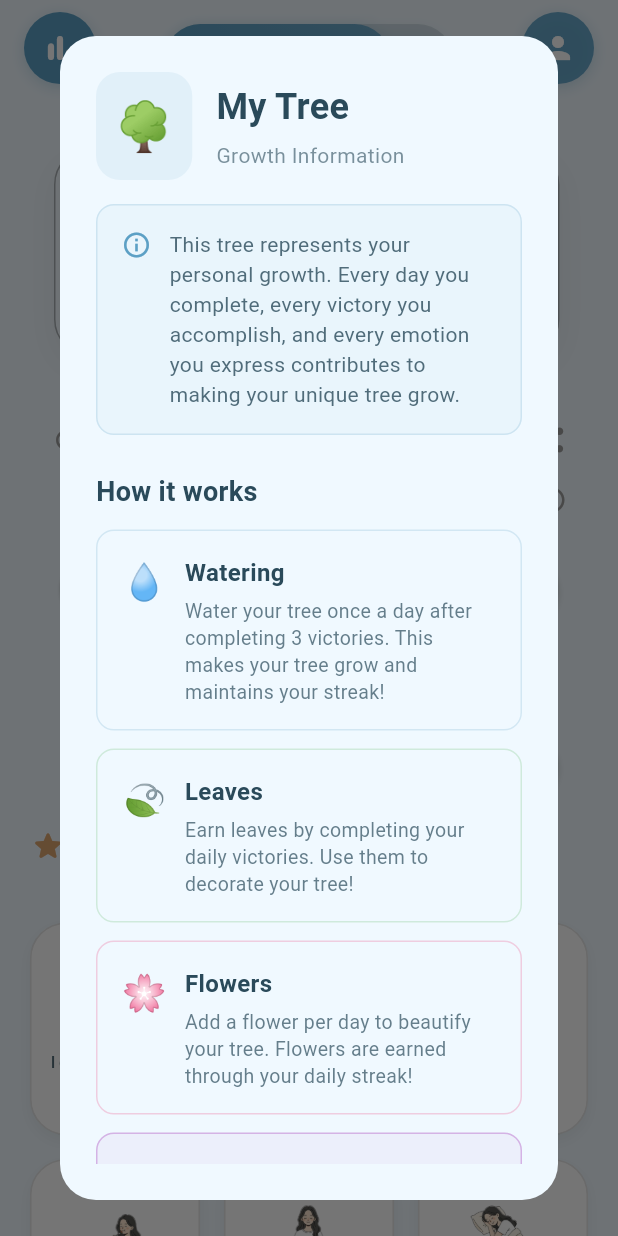
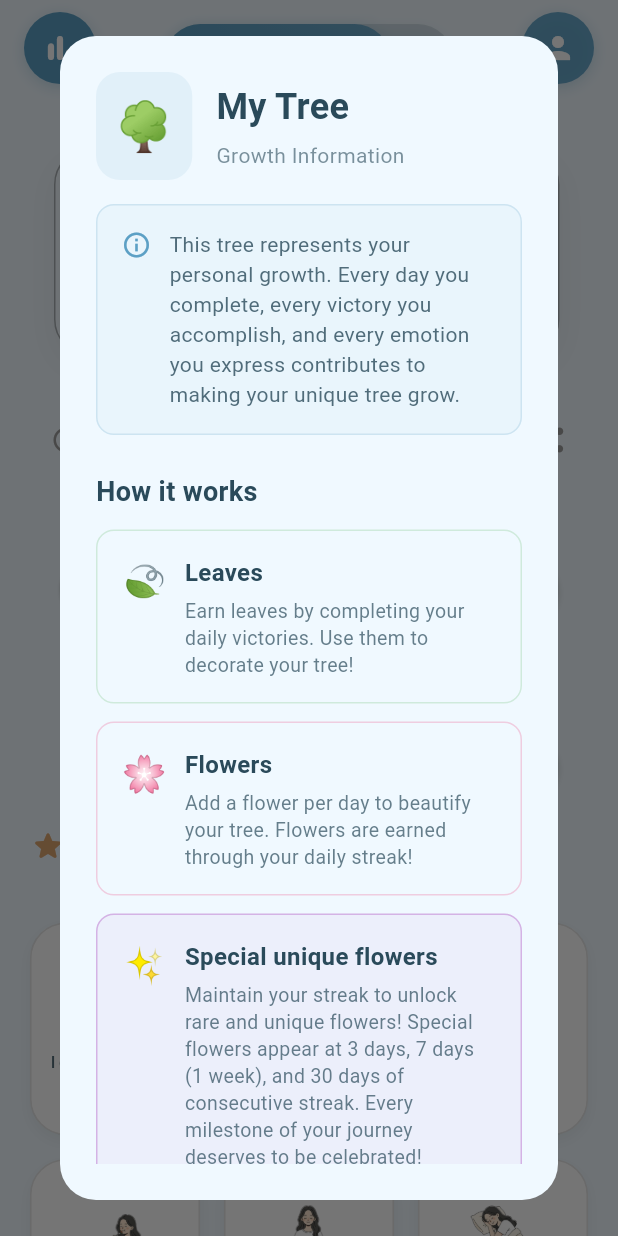
Before and after one commit to rachiddaoud/silva, a Flutter app: the HomeScreen screen opened directly with empty values, after a tap on the "info outline" icon, on a phone screen of 412 x 824 dp. Run offline on Flutter 3.47's test engine with Material 3 defaults, Android fonts, the phone set to English and light mode, and no system bars; our stand-ins replace audioplayers, cloud_firestore, firebase_analytics, firebase_auth, firebase_core, fl_chart and 6 more; accounts and stored records are empty; network calls fail.

Commit message:
refactor: remove tree watering mechanic and update special flower milestone tracking

```diff
--- a/lib/l10n/app_localizations.dart
+++ b/lib/l10n/app_localizations.dart
@@ -626,18 +626,6 @@ abstract class AppLocalizations {
   /// **'Comment ça fonctionne'**
   String get treeInfoHowItWorks;
 
-  /// No description provided for @treeInfoWateringTitle.
-  ///
-  /// In fr, this message translates to:
-  /// **'Arrosage'**
-  String get treeInfoWateringTitle;
-
-  /// No description provided for @treeInfoWateringDescription.
-  ///
-  /// In fr, this message translates to:
-  /// **'Arrosez votre arbre une fois par jour après avoir complété 3 victoires. Cela fait grandir votre arbre et maintient votre streak !'**
-  String get treeInfoWateringDescription;
-
   /// No description provided for @treeInfoLeavesTitle.
   ///
   /// In fr, this message translates to:
@@ -779,20 +767,8 @@ abstract class AppLocalizations {
   /// No description provided for @wateredStreakFlower.
   ///
   /// In fr, this message translates to:
-  /// **'Arrosé ! Série : {streak} {streak, plural, =1 {jour} other {jours}}. +1 Fleur !'**
+  /// **'Série mise à jour ! Série : {streak} {streak, plural, =1 {jour} other {jours}}. +1 Fleur !'**
   String wateredStreakFlower(int streak);
-
-  /// No description provided for @needVictoriesToWater.
-  ///
-  /// In fr, this message translates to:
-  /// **'Besoin de 3 victoires pour arroser l\'arbre !'**
-  String get needVictoriesToWater;
-
-  /// No description provided for @alreadyWateredToday.
-  ///
-  /// In fr, this message translates to:
-  /// **'Déjà arrosé aujourd\'hui ! Revenez demain.'**
-  String get alreadyWateredToday;
 
   /// No description provided for @alreadyAddedFlowerToday.
   ///
@@ -805,24 +781,6 @@ abstract class AppLocalizations {
   /// In fr, this message translates to:
   /// **'Aucune feuille disponible. Accomplissez des victoires pour gagner des feuilles !'**
   String get noLeavesAvailable;
-
-  /// No description provided for @needMoreVictories.
-  ///
-  /// In fr, this message translates to:
-  /// **'Besoin de {count} {count, plural, =1 {victoire de plus} other {victoires de plus}} pour arroser l\'arbre !'**
-  String needMoreVictories(int count);
-
-  /// No description provided for @alreadyWateredAvailableIn.
-  ///
-  /// In fr, this message translates to:
-  /// **'Déjà arrosé aujourd\'hui ! Disponible dans {hours}h et {minutes}min'**
-  String alreadyWateredAvailableIn(int hours, int minutes);
-
-  /// No description provided for @alreadyWateredAvailableInMinutes.
-  ///
-  /// In fr, this message translates to:
-  /// **'Déjà arrosé aujourd\'hui ! Disponible dans {minutes}min'**
-  String alreadyWateredAvailableInMinutes(int minutes);
 
   /// No description provided for @alreadyFlowerAvailableIn.
   ///
@@ -847,12 +805,6 @@ abstract class AppLocalizations {
   /// In fr, this message translates to:
   /// **'Fleur'**
   String get flowerButton;
-
-  /// No description provided for @waterButton.
-  ///
-  /// In fr, this message translates to:
-  /// **'Arroser'**
-  String get waterButton;
 
   /// No description provided for @waterDone.
   ///
--- a/lib/l10n/app_localizations_en.dart
+++ b/lib/l10n/app_localizations_en.dart
@@ -306,13 +306,6 @@ class AppLocalizationsEn extends AppLocalizations {
   String get treeInfoHowItWorks => 'How it works';
 
   @override
-  String get treeInfoWateringTitle => 'Watering';
-
-  @override
-  String get treeInfoWateringDescription =>
-      'Water your tree once a day after completing 3 victories. This makes your tree grow and maintains your streak!';
-
-  @override
   String get treeInfoLeavesTitle => 'Leaves';
 
   @override
@@ -410,15 +403,8 @@ class AppLocalizationsEn extends AppLocalizations {
       other: 'days',
       one: 'day',
     );
-    return 'Watered! Streak: $streak $_temp0. +1 Flower!';
+    return 'Streak updated! Streak: $streak $_temp0. +1 Flower!';
   }
-
-  @override
-  String get needVictoriesToWater => 'Need 3 victories to water the tree!';
-
-  @override
-  String get alreadyWateredToday =>
-      'Already watered today! Come back tomorrow.';
 
   @override
   String get alreadyAddedFlowerToday =>
@@ -427,45 +413,6 @@ class AppLocalizationsEn extends AppLocalizations {
   @override
   String get noLeavesAvailable =>
       'No leaves available. Complete victories to earn leaves!';
-
-  @override
-  String needMoreVictories(int count) {
-    String _temp0 = intl.Intl.pluralLogic(
-      count,
-      locale: localeName,
-      other: 'victories',
-      one: 'victory',
-    );
-    return 'Need $count more $_temp0 to water the tree!';
-  }
-
-  @override
-  String alreadyWateredAvailableIn(int hours, int minutes) {
-    String _temp0 = intl.Intl.pluralLogic(
-      hours,
-      locale: localeName,
-      other: 'hours',
-      one: 'hour',
-    );
-    String _temp1 = intl.Intl.pluralLogic(
-      minutes,
-      locale: localeName,
-      other: 'minutes',
-      one: 'minute',
-    );
-    return 'Already watered today! Available again in $hours $_temp0 and $minutes $_temp1';
-  }
-
-  @override
-  String alreadyWateredAvailableInMinutes(int minutes) {
-    String _temp0 = intl.Intl.pluralLogic(
-      minutes,
-      locale: localeName,
-      other: 'minutes',
-      one: 'minute',
-    );
-    return 'Already watered today! Available again in $minutes $_temp0';
-  }
 
   @override
   String alreadyFlowerAvailableIn(int hours, int minutes) {
@@ -500,9 +447,6 @@ class AppLocalizationsEn extends AppLocalizations {
 
   @override
   String get flowerButton => 'Flower';
-
-  @override
-  String get waterButton => 'Water';
 
   @override
   String get waterDone => 'Done';
--- a/lib/l10n/app_localizations_fr.dart
+++ b/lib/l10n/app_localizations_fr.dart
@@ -307,13 +307,6 @@ class AppLocalizationsFr extends AppLocalizations {
   String get treeInfoHowItWorks => 'Comment ça fonctionne';
 
   @override
-  String get treeInfoWateringTitle => 'Arrosage';
-
-  @override
-  String get treeInfoWateringDescription =>
-      'Arrosez votre arbre une fois par jour après avoir complété 3 victoires. Cela fait grandir votre arbre et maintient votre streak !';
-
-  @override
   String get treeInfoLeavesTitle => 'Feuilles';
 
   @override
@@ -411,16 +404,8 @@ class AppLocalizationsFr extends AppLocalizations {
       other: 'jours',
       one: 'jour',
     );
-    return 'Arrosé ! Série : $streak $_temp0. +1 Fleur !';
+    return 'Série mise à jour ! Série : $streak $_temp0. +1 Fleur !';
   }
-
-  @override
-  String get needVictoriesToWater =>
-      'Besoin de 3 victoires pour arroser l\'arbre !';
-
-  @override
-  String get alreadyWateredToday =>
-      'Déjà arrosé aujourd\'hui ! Revenez demain.';
 
   @override
   String get alreadyAddedFlowerToday =>
@@ -429,27 +414,6 @@ class AppLocalizationsFr extends AppLocalizations {
   @override
   String get noLeavesAvailable =>
       'Aucune feuille disponible. Accomplissez des victoires pour gagner des feuilles !';
-
-  @override
-  String needMoreVictories(int count) {
-    String _temp0 = intl.Intl.pluralLogic(
-      count,
-      locale: localeName,
-      other: 'victoires de plus',
-      one: 'victoire de plus',
-    );
-    return 'Besoin de $count $_temp0 pour arroser l\'arbre !';
-  }
-
-  @override
-  String alreadyWateredAvailableIn(int hours, int minutes) {
-    return 'Déjà arrosé aujourd\'hui ! Disponible dans ${hours}h et ${minutes}min';
-  }
-
-  @override
-  String alreadyWateredAvailableInMinutes(int minutes) {
-    return 'Déjà arrosé aujourd\'hui ! Disponible dans ${minutes}min';
-  }
 
   @override
   String alreadyFlowerAvailableIn(int hours, int minutes) {
@@ -466,9 +430,6 @@ class AppLocalizationsFr extends AppLocalizations {
 
   @override
   String get flowerButton => 'Fleur';
-
-  @override
-  String get waterButton => 'Arroser';
 
   @override
   String get waterDone => 'Fait';
--- a/lib/models/tree_resources.dart
+++ b/lib/models/tree_resources.dart
@@ -10,8 +10,8 @@ class TreeResources {
   final DateTime? lastLeafUsed;   // Track last leaf use
   final DateTime lastDailyReset;  // Track daily reset
   final DateTime? lastStreakUpdate; // Track last streak increment
-  final bool hasClaimed7DayFlower; // Track if 7-day flower reward claimed
-  final bool hasClaimed30DayFlower; // Track if 30-day flower reward claimed
+  final int lastClaimed7DayMilestone; // Last 7-day milestone where flower was claimed (0, 7, 14, 21...)
+  final int lastClaimed30DayMilestone; // Last 30-day milestone where flower was claimed (0, 30, 60...)
 
   const TreeResources({
     this.leafCount = 0,
@@ -22,9 +22,33 @@ class TreeResources {
     this.lastLeafUsed,
     required this.lastDailyReset,
     this.lastStreakUpdate,
-    this.hasClaimed7DayFlower = false,
-    this.hasClaimed30DayFlower = false,
+    this.lastClaimed7DayMilestone = 0,
+    this.lastClaimed30DayMilestone = 0,
   });
+
+  /// Check if 7-day special flower is available to claim
+  bool get hasSpecial7DayFlower {
+    if (streak < 7) return false;
+    final currentMilestone = (streak ~/ 7) * 7;
+    return currentMilestone > lastClaimed7DayMilestone;
+  }
+
+  /// Check if 30-day special flower is available to claim
+  bool get hasSpecial30DayFlower {
+    if (streak < 30) return false;
+    final currentMilestone = (streak ~/ 30) * 30;
+    return currentMilestone > lastClaimed30DayMilestone;
+  }
+
+  /// Get current 7-day milestone
+  int get current7DayMilestone => (streak ~/ 7) * 7;
+
+  /// Get current 30-day milestone
+  int get current30DayMilestone => (streak ~/ 30) * 30;
+
+  // Backwards compatibility properties
+  bool get hasClaimed7DayFlower => !hasSpecial7DayFlower;
+  bool get hasClaimed30DayFlower => !hasSpecial30DayFlower;
 
   TreeResources copyWith({
     int? leafCount,
@@ -35,20 +59,40 @@ class TreeResources {
     DateTime? lastLeafUsed,
     DateTime? lastDailyReset,
     DateTime? lastStreakUpdate,
+    int? lastClaimed7DayMilestone,
+    int? lastClaimed30DayMilestone,
+    // Backwards compatibility - convert bool to milestone if passed
     bool? hasClaimed7DayFlower,
     bool? hasClaimed30DayFlower,
   }) {
+    int new7DayMilestone = lastClaimed7DayMilestone ?? this.lastClaimed7DayMilestone;
+    int new30DayMilestone = lastClaimed30DayMilestone ?? this.lastClaimed30DayMilestone;
+
+    // Handle backwards compatibility with boolean flags
+    final effectiveStreak = streak ?? this.streak;
+    if (hasClaimed7DayFlower == true) {
+      new7DayMilestone = (effectiveStreak ~/ 7) * 7;
+    } else if (hasClaimed7DayFlower == false) {
+      // Only reset if explicitly set to false (streak lost)
+      new7DayMilestone = 0;
+    }
+    if (hasClaimed30DayFlower == true) {
+      new30DayMilestone = (effectiveStreak ~/ 30) * 30;
+    } else if (hasClaimed30DayFlower == false) {
+      new30DayMilestone = 0;
+    }
+
     return TreeResources(
       leafCount: leafCount ?? this.leafCount,
       flowerCount: flowerCount ?? this.flowerCount,
-      streak: streak ?? this.streak,
+      streak: effectiveStreak,
       lastWatered: lastWatered ?? this.lastWatered,
       lastFlowerUsed: lastFlowerUsed ?? this.lastFlowerUsed,
       lastLeafUsed: lastLeafUsed ?? this.lastLeafUsed,
       lastDailyReset: lastDailyReset ?? this.lastDailyReset,
       lastStreakUpdate: lastStreakUpdate ?? this.lastStreakUpdate,
-      hasClaimed7DayFlower: hasClaimed7DayFlower ?? this.hasClaimed7DayFlower,
-      hasClaimed30DayFlower: hasClaimed30DayFlower ?? this.hasClaimed30DayFlower,
+      lastClaimed7DayMilestone: new7DayMilestone,
+      lastClaimed30DayMilestone: new30DayMilestone,
     );
   }
 
@@ -130,16 +174,33 @@ class TreeResources {
       'lastLeafUsed': lastLeafUsed?.toIso8601String(),
       'lastDailyReset': lastDailyReset.toIso8601String(),
       'lastStreakUpdate': lastStreakUpdate?.toIso8601String(),
-      'hasClaimed7DayFlower': hasClaimed7DayFlower,
-      'hasClaimed30DayFlower': hasClaimed30DayFlower,
+      'lastClaimed7DayMilestone': lastClaimed7DayMilestone,
+      'lastClaimed30DayMilestone': lastClaimed30DayMilestone,
     };
   }
 
   factory TreeResources.fromJson(Map<String, dynamic> json) {
+    // Handle migration from old boolean format to new milestone format
+    int milestone7 = json['lastClaimed7DayMilestone'] as int? ?? 0;
+    int milestone30 = json['lastClaimed30DayMilestone'] as int? ?? 0;
+    final streak = json['streak'] as int? ?? 0;
+
+    // Migrate from old boolean format
+    if (json.containsKey('hasClaimed7DayFlower') && !json.containsKey('lastClaimed7DayMilestone')) {
+      if (json['hasClaimed7DayFlower'] == true) {
+        milestone7 = (streak ~/ 7) * 7;
+      }
+    }
+    if (json.containsKey('hasClaimed30DayFlower') && !json.containsKey('lastClaimed30DayMilestone')) {
+      if (json['hasClaimed30DayFlower'] == true) {
+        milestone30 = (streak ~/ 30) * 30;
+      }
+    }
+
     return TreeResources(
       leafCount: json['leafCount'] as int? ?? 0,
       flowerCount: json['flowerCount'] as int? ?? 0,
-      streak: json['streak'] as int? ?? 0,
+      streak: streak,
       lastWatered: json['lastWatered'] != null
           ? DateTime.parse(json['lastWatered'] as String)
           : null,
@@ -155,8 +216,8 @@ class TreeResources {
       lastStreakUpdate: json['lastStreakUpdate'] != null
           ? DateTime.parse(json['lastStreakUpdate'] as String)
           : null,
-      hasClaimed7DayFlower: json['hasClaimed7DayFlower'] as bool? ?? false,
-      hasClaimed30DayFlower: json['hasClaimed30DayFlower'] as bool? ?? false,
+      lastClaimed7DayMilestone: milestone7,
+      lastClaimed30DayMilestone: milestone30,
     );
   }
 
@@ -171,8 +232,8 @@ class TreeResources {
       lastLeafUsed: null,
       lastDailyReset: DateTime.now(),
       lastStreakUpdate: null,
-      hasClaimed7DayFlower: false,
-      hasClaimed30DayFlower: false,
+      lastClaimed7DayMilestone: 0,
+      lastClaimed30DayMilestone: 0,
     );
   }
 
@@ -180,6 +241,7 @@ class TreeResources {
   String toString() {
     return 'TreeResources(leafs: $leafCount, flowers: $flowerCount, streak: $streak, '
            'canWater: ${canWater()}, canUseFlower: ${canUseFlower()}, canUseLeaf: ${canUseLeaf()}, '
-           'claimed7: $hasClaimed7DayFlower, claimed30: $hasClaimed30DayFlower)';
+           'milestone7: $lastClaimed7DayMilestone, milestone30: $lastClaimed30DayMilestone, '
+           'hasSpecial7: $hasSpecial7DayFlower, hasSpecial30: $hasSpecial30DayFlower)';
   }
 }
--- a/lib/widgets/home_tree_widget.dart
+++ b/lib/widgets/home_tree_widget.dart
@@ -316,8 +316,9 @@ class _HomeTreeWidgetState extends State<HomeTreeWidget> {
           lastStreakUpdate: now,
           streak: newStreak,
           flowerCount: newFlowerCount,
-          hasClaimed7DayFlower: resetClaimedFlowers ? false : null,
-          hasClaimed30DayFlower: resetClaimedFlowers ? false : null,
+          // Only reset milestones when streak is lost
+          lastClaimed7DayMilestone: resetClaimedFlowers ? 0 : null,
+          lastClaimed30DayMilestone: resetClaimedFlowers ? 0 : null,
         );
       });
 
@@ -361,17 +362,17 @@ class _HomeTreeWidgetState extends State<HomeTreeWidget> {
       return;
     }
 
-    // Determine flower type based on streak
+    // Determine flower type based on streak and available special flowers
     int flowerType;
-    bool claimed7 = _resources.hasClaimed7DayFlower;
-    bool claimed30 = _resources.hasClaimed30DayFlower;
-
-    if (_resources.streak > 0 && _resources.streak % 30 == 0 && !claimed30) {
+    int? newMilestone7;
+    int? newMilestone30;
+
+    if (_resources.hasSpecial30DayFlower) {
       flowerType = 3; // Yellow
-      claimed30 = true;
-    } else if (_resources.streak > 0 && _resources.streak % 7 == 0 && !claimed7) {
+      newMilestone30 = _resources.current30DayMilestone;
+    } else if (_resources.hasSpecial7DayFlower) {
       flowerType = 2; // Blue
-      claimed7 = true;
+      newMilestone7 = _resources.current7DayMilestone;
     } else {
       flowerType = DateTime.now().millisecond % 2; // 0 or 1 (Pink or White)
     }
@@ -424,12 +425,12 @@ class _HomeTreeWidgetState extends State<HomeTreeWidget> {
         }
       }
 
-      // Update cooldown (don't decrement count, flower is once per day)
+      // Update cooldown and claim milestones
       setState(() {
         _resources = _resources.copyWith(
           lastFlowerUsed: DateTime.now(),
-          hasClaimed7DayFlower: claimed7,
-          hasClaimed30DayFlower: claimed30,
+          lastClaimed7DayMilestone: newMilestone7,
+          lastClaimed30DayMilestone: newMilestone30,
         );
       });
     });
@@ -596,11 +597,11 @@ class _HomeTreeWidgetState extends State<HomeTreeWidget> {
     String? flowerImagePath;
     Color flowerButtonColor = canUseFlower ? secondaryColor : Colors.grey;
 
-    if (_resources.streak > 0 && _resources.streak % 30 == 0 && !_resources.hasClaimed30DayFlower) {
+    if (_resources.hasSpecial30DayFlower) {
       flowerEmoji = '🌼'; // Yellow flower representation
       flowerImagePath = 'assets/tree/yellow.png';
       flowerButtonColor = canUseFlower ? Colors.yellow : Colors.grey;
-    } else if (_resources.streak > 0 && _resources.streak % 7 == 0 && !_resources.hasClaimed7DayFlower) {
+    } else if (_resources.hasSpecial7DayFlower) {
       flowerEmoji = '💠'; // Blue flower representation
       flowerImagePath = 'assets/tree/blue.png';
       flowerButtonColor = canUseFlower ? Colors.blue : Colors.grey;
@@ -697,10 +698,10 @@ class _HomeTreeWidgetState extends State<HomeTreeWidget> {
             ),
           ),
 
-          // Info Button (Below Share Button)
+          // Info Button (Top Left)
           Positioned(
-            top: 40,
-            right: 0,
+            top: 0,
+            left: 0,
             child: IconButton(
               icon: const Icon(Icons.info_outline, size: 20, color: Colors.grey),
               onPressed: _showTreeInfo,
@@ -708,16 +709,7 @@ class _HomeTreeWidgetState extends State<HomeTreeWidget> {
             ),
           ),
 
-          // Reset Button (Top Left)
-          Positioned(
-            top: 0,
-            left: 0,
-            child: IconButton(
-              icon: const Icon(Icons.refresh, size: 20, color: Colors.grey),
-              onPressed: _handleResetTree,
-              tooltip: AppLocalizations.of(context)!.resetTooltip,
-            ),
-          ),
+
 
           // --- Action Buttons ---
 
@@ -771,6 +763,20 @@ class _HomeTreeWidgetState extends State<HomeTreeWidget> {
         content: Column(
           mainAxisSize: MainAxisSize.min,
           children: [
+            // Unlimited toggle
+            SwitchListTile(
+              title: const Text('Unlimited Flowers & Leaves'),
+              subtitle: Text(_isDebugUnlimited ? 'Enabled' : 'Disabled'),
+              value: _isDebugUnlimited,
+              onChanged: (value) {
+                setState(() {
+                  _isDebugUnlimited = value;
+                });
+                Navigator.pop(context);
+                _showDebugDialog(); // Reopen to show updated state
+              },
+            ),
+            const Divider(),
             // Reset Tree button
             ElevatedButton(
               onPressed: () {
@@ -783,15 +789,16 @@ class _HomeTreeWidgetState extends State<HomeTreeWidget> {
             // Add 10 Leaves button
             ElevatedButton(
               onPressed: () {
-                for (int i = 0; i < 10; i++) {
-                  _treeController.addLeaf();
-                }
-                _saveTree();
+                setState(() {
+                  _resources = _resources.copyWith(
+                    leafCount: _resources.leafCount + 10,
+                  );
+                });
+                _saveResources();
                 Navigator.pop(context);
                 ScaffoldMessenger.of(context).showSnackBar(
-                  const SnackBar(content: Text('Added 10 leaves!')),
+                  const SnackBar(content: Text('Added 10 leaves to counter!')),
                 );
-                setState(() {});
               },
               child: const Text('Add 10 Leaves'),
             ),
@@ -801,7 +808,6 @@ class _HomeTreeWidgetState extends State<HomeTreeWidget> {
               onPressed: () {
                 _treeController.grow();
                 _saveTree();
-                Navigator.pop(context);
                 ScaffoldMessenger.of(context).showSnackBar(
                   const SnackBar(content: Text('Tree grew by 1 day!')),
                 );
@@ -813,13 +819,14 @@ class _HomeTreeWidgetState extends State<HomeTreeWidget> {
             // Streak +1 button
             ElevatedButton(
               onPressed: () {
+                final newStreak = _resources.streak + 1;
                 setState(() {
-                  _resources = _resources.copyWith(streak: _resources.streak + 1);
+                  _resources = _resources.copyWith(streak: newStreak);
                 });
                 _saveResources();
                 Navigator.pop(context);
                 ScaffoldMessenger.of(context).showSnackBar(
-                  SnackBar(content: Text('Streak: ${_resources.streak}')),
+                  SnackBar(content: Text('Streak: $newStreak (Special 7: ${_resources.hasSpecial7DayFlower}, 30: ${_resources.hasSpecial30DayFlower})')),
                 );
               },
               child: const Text('Streak +1'),
@@ -1011,15 +1018,6 @@ class _HomeTreeWidgetState extends State<HomeTreeWidget> {
 
                   _buildInfoCard(
                     context,
-                    '💧',
-                    l10n.treeInfoWateringTitle,
-                    l10n.treeInfoWateringDescription,
-                    colorScheme.primary,
-                  ),
-                  const SizedBox(height: 12),
-
-                  _buildInfoCard(
-                    context,
                     '🍃',
                     l10n.treeInfoLeavesTitle,
                     l10n.treeInfoLeavesDescription,
@@ -1128,31 +1126,6 @@ class _HomeTreeWidgetState extends State<HomeTreeWidget> {
                   Row(
                     mainAxisAlignment: MainAxisAlignment.end,
                     children: [
-                      // Debug button (only in debug mode)
-                      if (const bool.fromEnvironment('dart.vm.product') == false)
-                        TextButton(
-                          onPressed: () {
-                            setState(() {
-                              _resources = _resources.copyWith(
-                                leafCount: _resources.leafCount + 10,
-                                flowerCount: _resources.flowerCount + 10,
-                              );
-                            });
-                            _saveResources();
-                            Navigator.pop(context);
-                            ScaffoldMessenger.of(context).showSnackBar(
-                              const SnackBar(content: Text('Added 10 leaves and 10 flowers (Debug)')),
-                            );
-                          },
-                          child: Text(
-                            'Debug',
-                            style: TextStyle(
-                              color: colorScheme.onSurface.withValues(alpha: 0.5),
-                              fontSize: 12,
-                            ),
-                          ),
-                        ),
-                      const SizedBox(width: 8),
                       ElevatedButton(
                         onPressed: () => Navigator.pop(context),
                         style: ElevatedButton.styleFrom(
```
